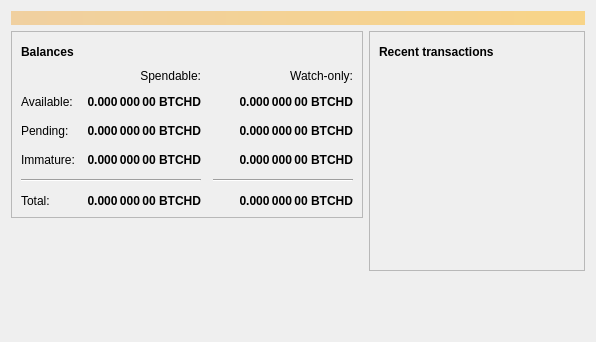
Qt form src/qt/forms/overviewpage.ui (goomario/btchd) before a commit.
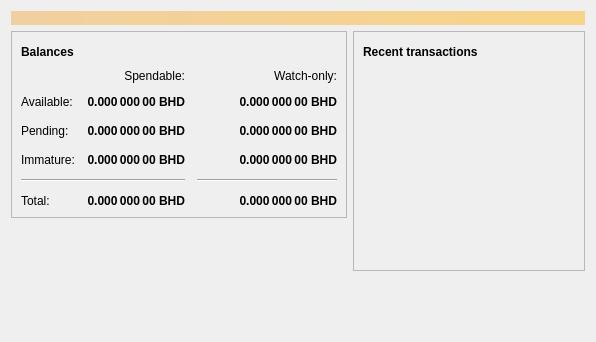
The same form after that commit. Icons and pictures are not drawn.

Commit message: rename BTCHD to BitcoinHD/BHD

Diff of the .ui file:
```diff
--- a/src/qt/forms/overviewpage.ui
+++ b/src/qt/forms/overviewpage.ui
@@ -129,7 +129,7 @@
                <string>Unconfirmed transactions to watch-only addresses</string>
               </property>
               <property name="text">
-               <string notr="true">0.000 000 00 BTCHD</string>
+               <string notr="true">0.000 000 00 BHD</string>
               </property>
               <property name="alignment">
                <set>Qt::AlignRight|Qt::AlignTrailing|Qt::AlignVCenter</set>
@@ -154,7 +154,7 @@
                <string>Total of transactions that have yet to be confirmed, and do not yet count toward the spendable balance</string>
               </property>
               <property name="text">
-               <string notr="true">0.000 000 00 BTCHD</string>
+               <string notr="true">0.000 000 00 BHD</string>
               </property>
               <property name="alignment">
                <set>Qt::AlignRight|Qt::AlignTrailing|Qt::AlignVCenter</set>
@@ -179,7 +179,7 @@
                <string>Mined balance in watch-only addresses that has not yet matured</string>
               </property>
               <property name="text">
-               <string notr="true">0.000 000 00 BTCHD</string>
+               <string notr="true">0.000 000 00 BHD</string>
               </property>
               <property name="alignment">
                <set>Qt::AlignRight|Qt::AlignTrailing|Qt::AlignVCenter</set>
@@ -237,7 +237,7 @@
                <string>Mined balance that has not yet matured</string>
               </property>
               <property name="text">
-               <string notr="true">0.000 000 00 BTCHD</string>
+               <string notr="true">0.000 000 00 BHD</string>
               </property>
               <property name="alignment">
                <set>Qt::AlignRight|Qt::AlignTrailing|Qt::AlignVCenter</set>
@@ -282,7 +282,7 @@
                <string>Your current total balance</string>
               </property>
               <property name="text">
-               <string notr="true">0.000 000 00 BTCHD</string>
+               <string notr="true">0.000 000 00 BHD</string>
               </property>
               <property name="alignment">
                <set>Qt::AlignRight|Qt::AlignTrailing|Qt::AlignVCenter</set>
@@ -307,7 +307,7 @@
                <string>Current total balance in watch-only addresses</string>
               </property>
               <property name="text">
-               <string notr="true">0.000 000 00 BTCHD</string>
+               <string notr="true">0.000 000 00 BHD</string>
               </property>
               <property name="alignment">
                <set>Qt::AlignRight|Qt::AlignTrailing|Qt::AlignVCenter</set>
@@ -349,7 +349,7 @@
                <string>Your current spendable balance</string>
               </property>
               <property name="text">
-               <string notr="true">0.000 000 00 BTCHD</string>
+               <string notr="true">0.000 000 00 BHD</string>
               </property>
               <property name="alignment">
                <set>Qt::AlignRight|Qt::AlignTrailing|Qt::AlignVCenter</set>
@@ -374,7 +374,7 @@
                <string>Your current balance in watch-only addresses</string>
               </property>
               <property name="text">
-               <string notr="true">0.000 000 00 BTCHD</string>
+               <string notr="true">0.000 000 00 BHD</string>
               </property>
               <property name="alignment">
                <set>Qt::AlignRight|Qt::AlignTrailing|Qt::AlignVCenter</set>
```
Left out of the diff: 4 changed lines with no effect on the pictures. The commit also changes 191 other files.
